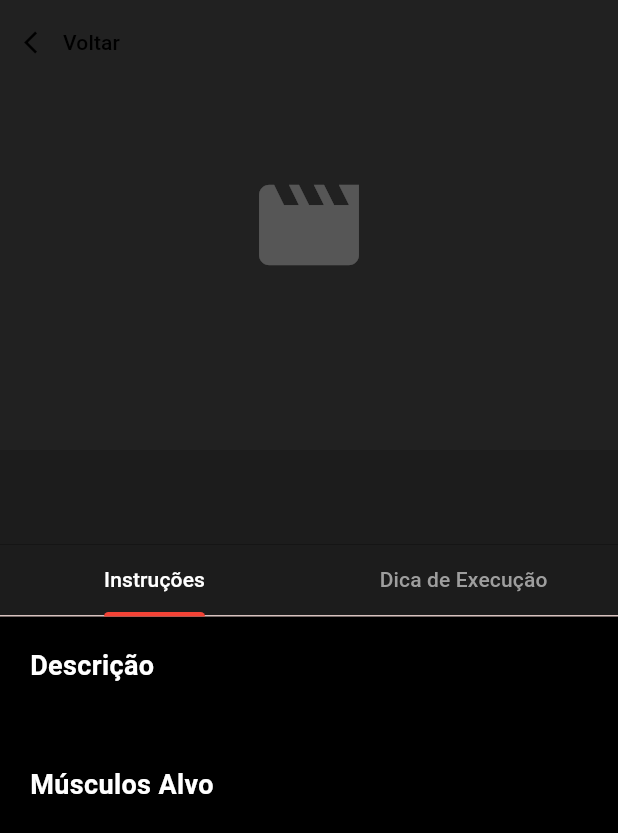
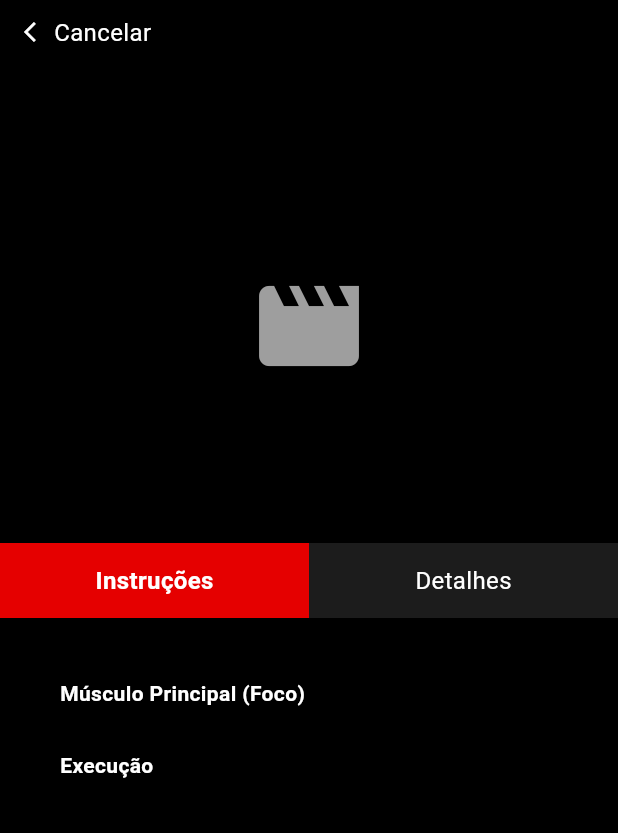
Before and after one commit to KKoan27/IziGym-FrontEnd, a Flutter app: the DetalheExercicioPage screen opened directly with empty values, on a phone screen of 412 x 824 dp. Shown: the top 833 px of the screen. Run offline on Flutter 3.47's test engine with Material 3 defaults, Android fonts, the phone set to English and light mode, and no system bars; network calls fail.

Commit message:
Refactor a interface do usuário e a lógica das abas da página de detalhes do exercício.
Substitui a TabBar/TabBarView por botões de abas personalizados para 'Instruções' e 'Detalhes', atualiza o layout e reestrutura as seções de conteúdo para maior clareza. Melhora a exibição de imagens, o cabeçalho e a organização do conteúdo, além de adicionar uma seção dedicada a dicas e erros comuns.

```diff
--- a/project/lib/pages/detalhe_exercicio_page.dart
+++ b/project/lib/pages/detalhe_exercicio_page.dart
@@ -10,95 +10,39 @@ class DetalheExercicioPage extends StatefulWidget {
   State<DetalheExercicioPage> createState() => _DetalheExercicioPageState();
 }
 
-class _DetalheExercicioPageState extends State<DetalheExercicioPage>
-    with SingleTickerProviderStateMixin {
-  late TabController _tabController;
-
-  @override
-  void initState() {
-    super.initState();
-    _tabController = TabController(length: 2, vsync: this);
-  }
+class _DetalheExercicioPageState extends State<DetalheExercicioPage> {
+  // 0 = Instruções, 1 = Detalhes
+  int _abaSelecionada = 0;
 
   @override
   Widget build(BuildContext context) {
     return Scaffold(
       backgroundColor: Colors.black,
-      // App Bar customizada transparente para o botão "Cancelar"
-      extendBodyBehindAppBar: true,
-      appBar: AppBar(
-        backgroundColor: Colors.transparent,
-        elevation: 0,
-        leading: TextButton.icon(
-          onPressed: () => Navigator.pop(context),
-          icon: Icon(Icons.arrow_back_ios, color: Colors.black, size: 18),
-          label: Text("Voltar", style: TextStyle(color: Colors.black)),
+      body: SafeArea(
+        child: Column(
+          crossAxisAlignment: CrossAxisAlignment.center,
+          children: [
+            // 1. Cabeçalho: Botão Cancelar
+            Padding(
+              padding: const EdgeInsets.symmetric(horizontal: 16, vertical: 10),
+              child: Row(
+                children: [
+                  GestureDetector(
+                    onTap: () => Navigator.pop(context),
+                    child: Row(
+                      children: const [
+                        Icon(
+                          Icons.arrow_back_ios,
+                          color: Colors.white,
+                          size: 16,
                         ),
-        leadingWidth: 100,
-      ),
-      body: Column(
-        children: [
-          // 1. Área do GIF/Imagem
-          Container(
-            height: 300,
-            width: double.infinity,
-            color: Colors.grey[900],
-            child: widget.exercicio.gifUrl.isNotEmpty
-                ? Image.network(
-                    widget.exercicio.gifUrl,
-                    fit: BoxFit.cover,
-                    errorBuilder: (context, error, stackTrace) => Icon(
-                      Icons.broken_image,
-                      size: 50,
-                      color: Colors.white54,
-                    ),
-                  )
-                : Icon(Icons.movie, size: 80, color: Colors.white24),
-          ),
-
-          // 2. Nome do Exercício
-          Container(
-            width: double.infinity,
-            padding: EdgeInsets.all(16),
-            color: Color(0xFF1C1C1C),
-            child: Text(
-              widget.exercicio.nome,
+                        SizedBox(width: 4),
+                        Text(
+                          "Cancelar",
                           style: TextStyle(
                             color: Colors.white,
-                fontSize: 22,
-                fontWeight: FontWeight.bold,
-              ),
-              textAlign: TextAlign.center,
-            ),
-          ),
-
-          // 3. Abas (Instruções / Detalhes)
-          Container(
-            color: Color(0xFF1C1C1C),
-            child: TabBar(
-              controller: _tabController,
-              indicatorColor: Colors.red,
-              labelColor: Colors.white,
-              unselectedLabelColor: Colors.grey,
-              tabs: [
-                Tab(text: "Instruções"),
-                Tab(text: "Dica de Execução"),
-              ],
-            ),
-          ),
-
-          // 4. Conteúdo das Abas
-          Expanded(
-            child: TabBarView(
-              controller: _tabController,
-              children: [
-                // Aba 1: Instruções (Conteúdo dinâmico do JSON)
-                _buildInstrucoesTab(),
-                // Aba 2: dicas (Placeholder por enquanto)
-                Center(
-                  child: Text(
-                    "Dicas e erros comuns virão aqui!",
-                    style: TextStyle(color: Colors.white),
+                            fontSize: 16,
+                            fontWeight: FontWeight.w400,
                           ),
                         ),
                       ],
@@ -106,49 +50,189 @@ class _DetalheExercicioPageState extends State<DetalheExercicioPage>
                   ),
                 ],
               ),
+            ),
+
+            // 2. Título do Exercício
+            Text(
+              widget.exercicio.nome,
+              textAlign: TextAlign.center,
+              style: const TextStyle(
+                color: Colors.white,
+                fontSize: 20,
+                fontWeight: FontWeight.bold,
+              ),
+            ),
+
+            const SizedBox(height: 20),
+
+            // 3. Imagem / GIF Centralizado
+            SizedBox(
+              height: 250, // Altura ajustada para o layout
+              child: widget.exercicio.gifUrl.isNotEmpty
+                  ? Image.network(
+                      widget.exercicio.gifUrl,
+                      fit: BoxFit.contain,
+                      errorBuilder: (context, error, stackTrace) => const Icon(
+                        Icons.broken_image,
+                        size: 80,
+                        color: Colors.grey,
+                      ),
+                    )
+                  : const Icon(Icons.movie, size: 80, color: Colors.grey),
+            ),
+
+            const SizedBox(height: 20),
+
+            // 4. Abas Customizadas (Botões Sólidos)
+            Row(
+              children: [
+                _buildCustomTab("Instruções", 0),
+                _buildCustomTab("Detalhes", 1),
+              ],
+            ),
+
+            // 5. Conteúdo da Aba Selecionada
+            Expanded(
+              child: Container(
+                width: double.infinity,
+                padding: const EdgeInsets.all(20),
+                color: Colors.black,
+                child: SingleChildScrollView(
+                  child: _abaSelecionada == 0
+                      ? _buildInstrucoesContent()
+                      : _buildDetalhesContent(),
+                ),
+              ),
+            ),
+          ],
+        ),
+      ),
     );
   }
 
-  Widget _buildInstrucoesTab() {
+  // Widget para criar os botões das abas (Vermelho se ativo, Cinza se inativo)
+  Widget _buildCustomTab(String title, int index) {
+    final bool isActive = _abaSelecionada == index;
+    return Expanded(
+      child: GestureDetector(
+        onTap: () {
+          setState(() {
+            _abaSelecionada = index;
+          });
+        },
+        child: Container(
+          height: 50,
+          alignment: Alignment.center,
+          color: isActive
+              ? const Color(0xFFE50000) // Vermelho Ativo
+              : const Color(0xFF1C1C1C), // Cinza Inativo
+          child: Text(
+            title,
+            style: TextStyle(
+              color: Colors.white,
+              fontSize: 16,
+              fontWeight: isActive ? FontWeight.bold : FontWeight.normal,
+            ),
+          ),
+        ),
+      ),
+    );
+  }
+
+  Widget _buildInstrucoesContent() {
     return SingleChildScrollView(
-      padding: EdgeInsets.all(20),
+      padding: const EdgeInsets.all(
+        20,
+      ), // Padding geral para não colar nas bordas
       child: Column(
         crossAxisAlignment: CrossAxisAlignment.start,
         children: [
-          _buildSectionTitle("Descrição"),
+          // --- 1. SEÇÃO MÚSCULOS (Estilo Minimalista) ---
+          const Text(
+            "Músculo Principal (Foco)",
+            style: TextStyle(color: Colors.white, fontWeight: FontWeight.bold),
+          ),
+          const SizedBox(height: 8),
+          ...widget.exercicio.musculosAlvo.map(
+            (musculo) => Padding(
+              padding: const EdgeInsets.only(bottom: 6.0, left: 8.0),
+              child: Row(
+                crossAxisAlignment: CrossAxisAlignment.start,
+                children: [
+                  const Text("• ", style: TextStyle(color: Colors.white)),
+                  Expanded(
+                    child: Text(
+                      musculo,
+                      style: const TextStyle(color: Colors.white70),
+                    ),
+                  ),
+                ],
+              ),
+            ),
+          ),
+
+          const SizedBox(height: 20),
+
+          // --- 2. SEÇÃO EXECUÇÃO ---
+          const Text(
+            "Execução",
+            style: TextStyle(color: Colors.white, fontWeight: FontWeight.bold),
+          ),
+          const SizedBox(height: 8),
           Text(
             widget.exercicio.descricao,
-            style: TextStyle(color: Colors.white70, fontSize: 16),
+            style: const TextStyle(color: Colors.white70, height: 1.4),
           ),
-          SizedBox(height: 20),
 
-          _buildSectionTitle("Músculos Alvo"),
-          Wrap(
-            spacing: 8,
-            children: widget.exercicio.musculosAlvo
-                .map(
-                  (musculo) => Chip(
-                    backgroundColor: Color(0xFFE50000),
-                    label: Text(musculo, style: TextStyle(color: Colors.white)),
-                  ),
-                )
-                .toList(),
-          ),
+          const SizedBox(height: 20),
+
+          // --- 3. SEÇÃO DICAS (Novo, mantendo o estilo minimalista) ---
         ],
       ),
     );
   }
 
-  Widget _buildSectionTitle(String title) {
-    return Padding(
-      padding: const EdgeInsets.only(bottom: 10.0),
-      child: Text(
-        title,
+  Widget _buildDetalhesContent() {
+    return SingleChildScrollView(
+      padding: const EdgeInsets.all(20),
+      child: Column(
+        crossAxisAlignment: CrossAxisAlignment.start,
+        children: [
+          if (widget.exercicio.dicas.isNotEmpty) ...[
+            const Text(
+              "Dicas e Erros Comuns",
               style: TextStyle(
                 color: Colors.white,
-          fontSize: 18,
                 fontWeight: FontWeight.bold,
               ),
+            ),
+            const SizedBox(height: 8),
+            ...widget.exercicio.dicas.map(
+              (dica) => Padding(
+                padding: const EdgeInsets.only(bottom: 6.0, left: 8.0),
+                child: Row(
+                  crossAxisAlignment: CrossAxisAlignment.start,
+                  children: [
+                    // O mesmo bullet simples "• " usado nos músculos
+                    const Text("• ", style: TextStyle(color: Colors.white)),
+                    Expanded(
+                      child: Text(
+                        dica,
+                        style: const TextStyle(color: Colors.white70),
+                      ),
+                    ),
+                  ],
+                ),
+              ),
+            ),
+          ] else ...[
+            // Caso a lista de dicas esteja vazia (opcional)
+            const Text(
+              "Nenhuma informação adicional disponível.",
+              style: TextStyle(color: Colors.white38),
+            ),
+          ],
+        ],
       ),
     );
   }
```
Lines whose indentation alone changed are shown as unchanged.
